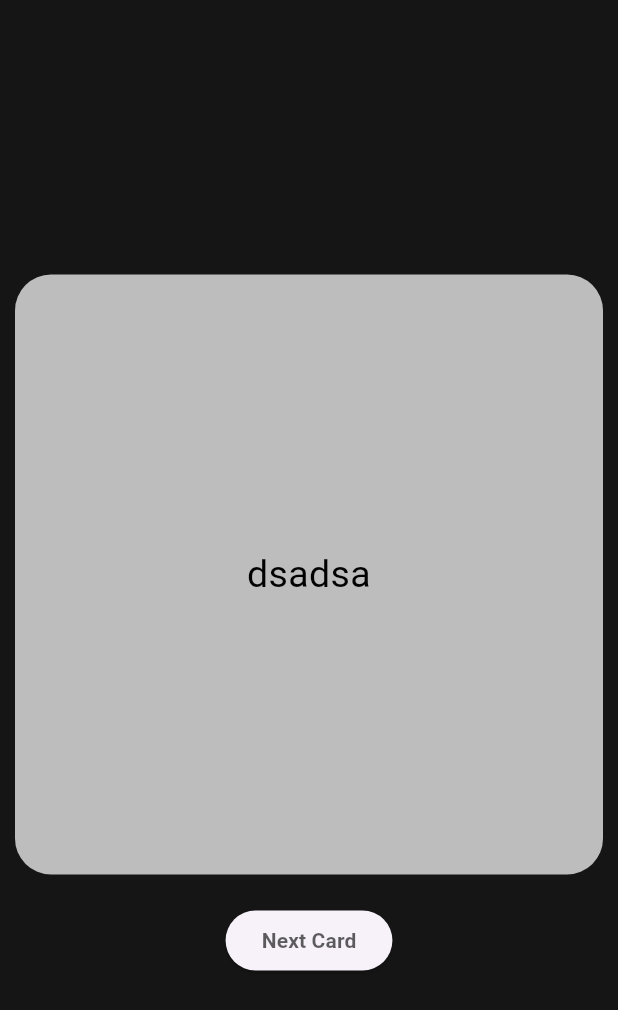
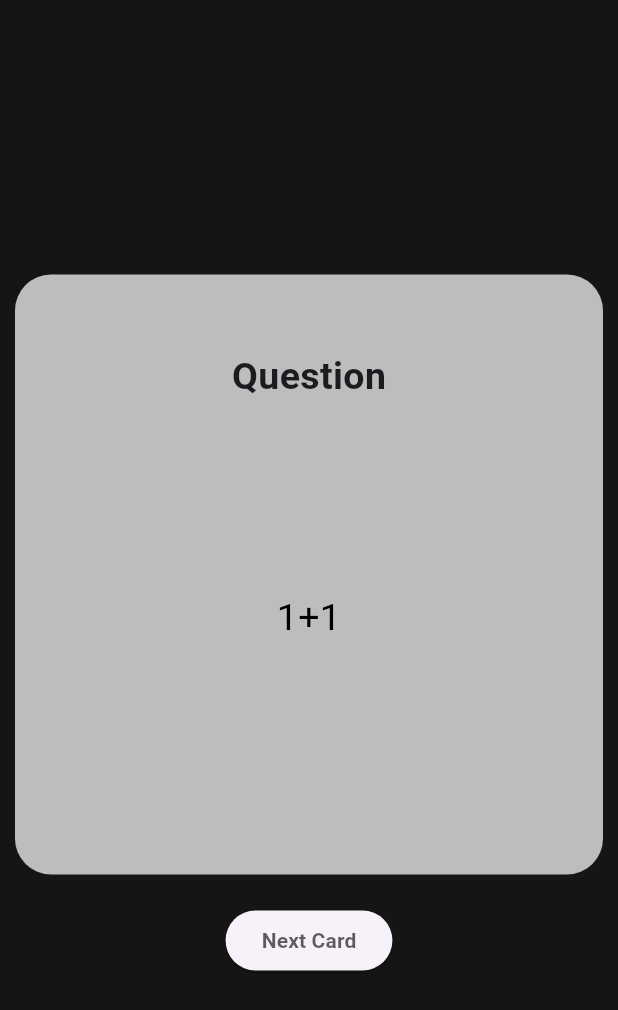
Before and after one commit to L2530L/flash_card, a Flutter app: the screen it shows after launch, after a tap on "Next Card", on a phone screen of 412 x 824 dp. Shown: the top 1010 px of the screen. Run offline on Flutter 3.47's test engine with Material 3 defaults, Android fonts, the phone set to English and light mode, and no system bars; drawn by our look-alikes of flip_card; statements that could not run were skipped.

Commit message:
tinapos next card

```diff
--- a/lib/components/card.dart
+++ b/lib/components/card.dart
@@ -7,7 +7,8 @@ import 'package:flip_card/flip_card.dart';
 class FlashCard extends StatelessWidget {
   final String frontText;
   final String backText;
-  const FlashCard({super.key, required this.frontText, required this.backText});
+
+  const FlashCard({super.key, required this.frontText, required this.backText,});
 
 //TEXT EDIT
 
@@ -15,26 +16,56 @@ class FlashCard extends StatelessWidget {
   Widget build(BuildContext context) {
     return Center(
         child: FlipCard(
+
             // FRONT
             front: Containers(
+                child: Column(
+              mainAxisAlignment: MainAxisAlignment.start,
+              children: [
+                Padding(
+                  padding: const EdgeInsets.all(40),
+                  child: Container(
+                    margin: EdgeInsets.all(10),
                     child: Text(
+                      'Question',
+                      style: TextStyle(
+                        fontSize: 25, fontWeight: FontWeight.bold
+                      ),
+                    ),
+                  ),
+                ),
+                SizedBox(
+                  height: 75,
+                ),
+                Text(
                   frontText,
                   textAlign: TextAlign.center,
                   style: TextStyle(
                     fontSize: 25,
                     color: Colors.black,
                   ),
+                ),
+              ],
             )),
 
             // BACK
             back: Containers(
-                child: Text(
+                child: Column(
+              mainAxisAlignment: MainAxisAlignment.center,
+              children: [
+                Container(
+                  margin: EdgeInsets.all(10),
+                  child: Text('Answer'),
+                ),
+                Text(
                   backText,
                   textAlign: TextAlign.center,
                   style: TextStyle(
                     fontSize: 25,
                     color: Colors.black,
                   ),
+                ),
+              ],
             ))));
   }
 }
--- a/lib/pages/home.dart
+++ b/lib/pages/home.dart
@@ -1,6 +1,7 @@
 // ignore_for_file: prefer_const_constructors, prefer_const_literals_to_create_immutables
 
 import 'package:flash_card/components/card.dart';
+import 'package:flip_card/flip_card.dart';
 import 'package:flutter/material.dart';
 
 class HomePage extends StatefulWidget {
@@ -11,19 +12,26 @@ class HomePage extends StatefulWidget {
 }
 
 class _HomePageState extends State<HomePage> {
+  int index = 0;
+  bool isFront = true;
+  var cardState = FlipCardState(true);
+
+
+
   List<FlashCard> deck = [
     FlashCard(
-      frontText: "dsadsa",
+      frontText: "1+0",
+      backText: "1",
+    ),
+    FlashCard(
+      frontText: "1+1",
       backText: "2",
     ),
     FlashCard(
-      frontText: "dsadsa",
-      backText: "2",
+      frontText: "2+1",
+      backText: "3",
     ),
-    FlashCard(
-      frontText: "dsadsa",
-      backText: "2",
-    ),
+
   ];
 
   @override
@@ -33,15 +41,26 @@ class _HomePageState extends State<HomePage> {
         body: Column(
           mainAxisAlignment: MainAxisAlignment.center,
           children: [
-            FlashCard(
-              frontText: "dsadsa",
-              backText: "2",
-            ),
+            deck[index],
+
             SizedBox(
               height: 10,
             ),
+
             ElevatedButton(
-                onPressed: () {},
+                onPressed: () {
+                  if (index < deck.length-1) {
+                    setState(() {
+                      index += 1;
+                    });
+                  } else {
+                    setState(() {
+                      index = 0;
+                    });
+                  }
+                },
+
+
                 child: Text(
                   "Next Card",
                   style: TextStyle(
```
Lines whose indentation alone changed are shown as unchanged.
